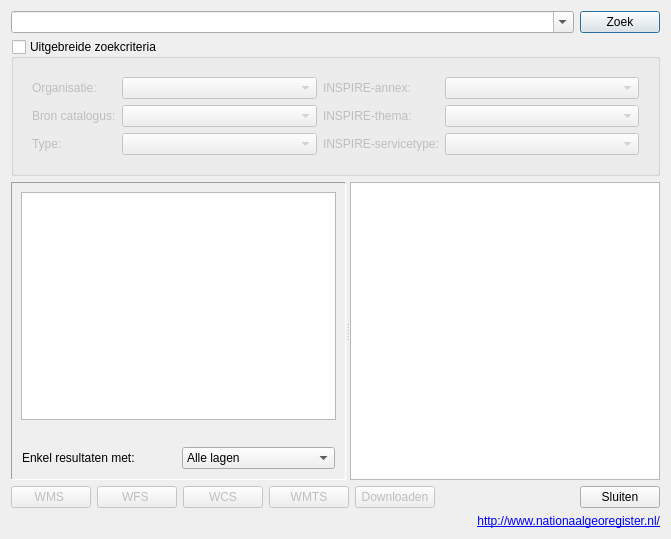
Old version of the form ui_dataCatalog_dialog.ui in the repository warrieka/inspireNL.
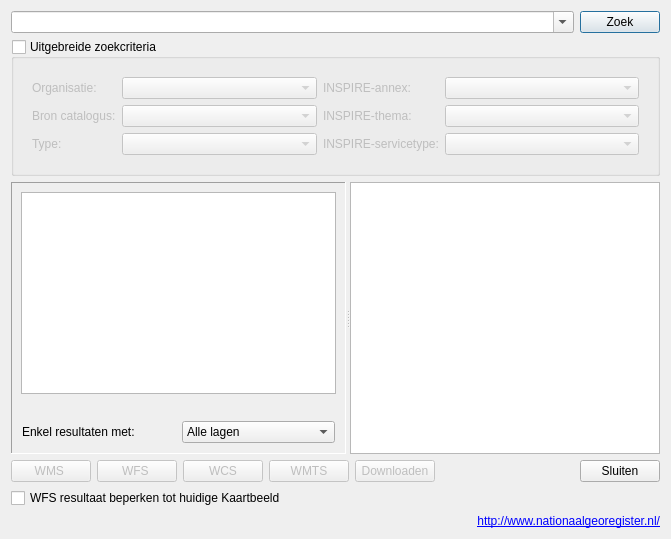
New version of the form. Icons and pictures are not drawn.

Diff of the .ui file:
```diff
--- a/ui_dataCatalog_dialog.ui
+++ b/ui_dataCatalog_dialog.ui
@@ -556,6 +556,13 @@
      </item>
     </layout>
    </item>
+   <item>
+    <widget class="QCheckBox" name="wfsBboxchk">
+     <property name="text">
+      <string>WFS resultaat beperken tot huidige Kaartbeeld</string>
+     </property>
+    </widget>
+   </item>
    <item>
     <layout class="QHBoxLayout" name="horizontalLayout_3">
      <item>
```
